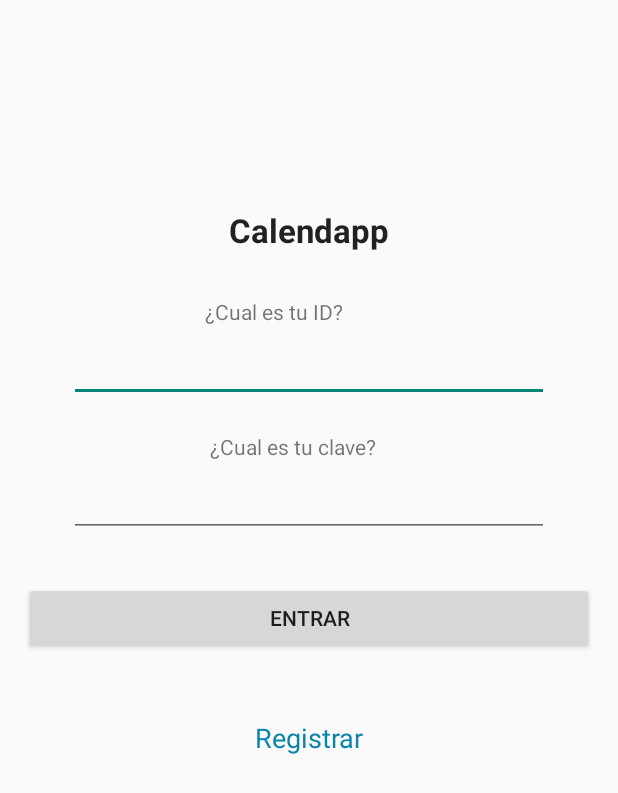
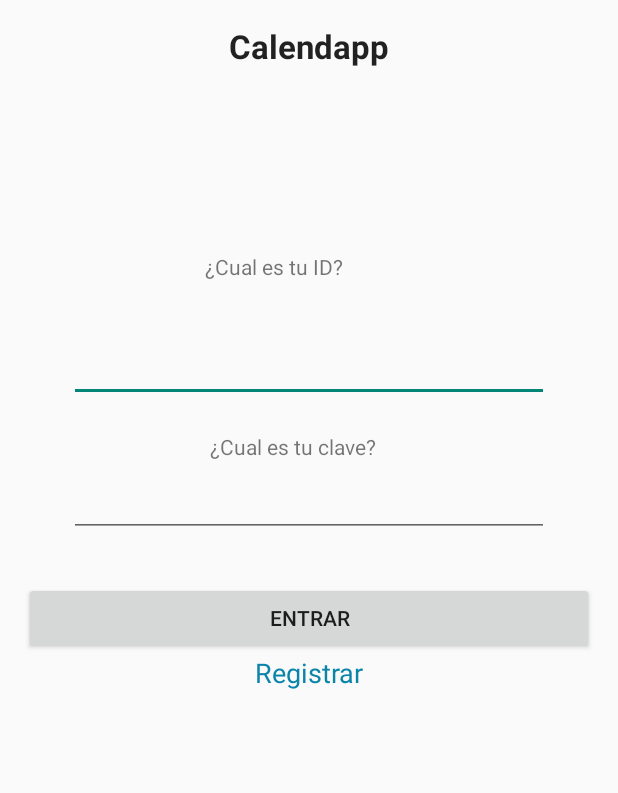
Before and after one commit to dsaqp1415g2/calendapp-project, an Android app: the screen it shows after launch (LoginActivity), on a phone screen of 412 x 824 dp. Shown: the top 793 px of the screen. Run offline under Robolectric (Android 15) with nearby library versions, the phone set to English and light mode, and no system bars.

Commit message:
Activity 2

```diff
--- a/calendapp-android/app/src/main/assets/config.properties
+++ b/calendapp-android/app/src/main/assets/config.properties
@@ -1 +1 @@
-calendapp.home=http://10.89.41.199:8080/calendapp-api/
+calendapp.home=http://147.83.7.158:8080/calendapp-api/
--- a/calendapp-android/app/src/main/res/layout/login_layout.xml
+++ b/calendapp-android/app/src/main/res/layout/login_layout.xml
@@ -23,7 +23,7 @@
             android:text="@string/app_name"
             android:textAppearance="?android:attr/textAppearanceLarge"
             android:textStyle="bold"
-            android:layout_above="@+id/linearLayout"
+            android:layout_alignParentTop="true"
             android:layout_centerHorizontal="true" />
         <!-- Header ends -->
         <!-- Login form -->
@@ -37,13 +37,6 @@
             android:layout_above="@+id/bLogin"
             android:layout_alignParentLeft="true"
             android:layout_alignParentStart="true">
-
-            <TextView
-                android:id="@+id/lUsername"
-                android:layout_width="138dp"
-                android:layout_height="wrap_content"
-                android:text="@string/login_l_username"
-                android:layout_gravity="center_horizontal" />
 
             <EditText
                 android:id="@+id/etUsername"
@@ -80,7 +73,6 @@
             android:text="@string/login_l_register"
             android:textAppearance="?android:attr/textAppearanceMedium"
             android:textColor="#0b84aa"
-            android:layout_marginTop="43dp"
             android:layout_below="@+id/bLogin"
             android:layout_alignParentLeft="true"
             android:layout_alignParentStart="true" />
@@ -95,6 +87,15 @@
             android:layout_alignParentLeft="true"
             android:layout_alignParentStart="true" />
 
+        <TextView
+            android:id="@+id/lUsername"
+            android:layout_width="138dp"
+            android:layout_height="wrap_content"
+            android:text="@string/login_l_username"
+            android:layout_gravity="center_horizontal"
+            android:layout_above="@+id/linearLayout"
+            android:layout_centerHorizontal="true" />
+
     </RelativeLayout>
 
 </ScrollView>
```
